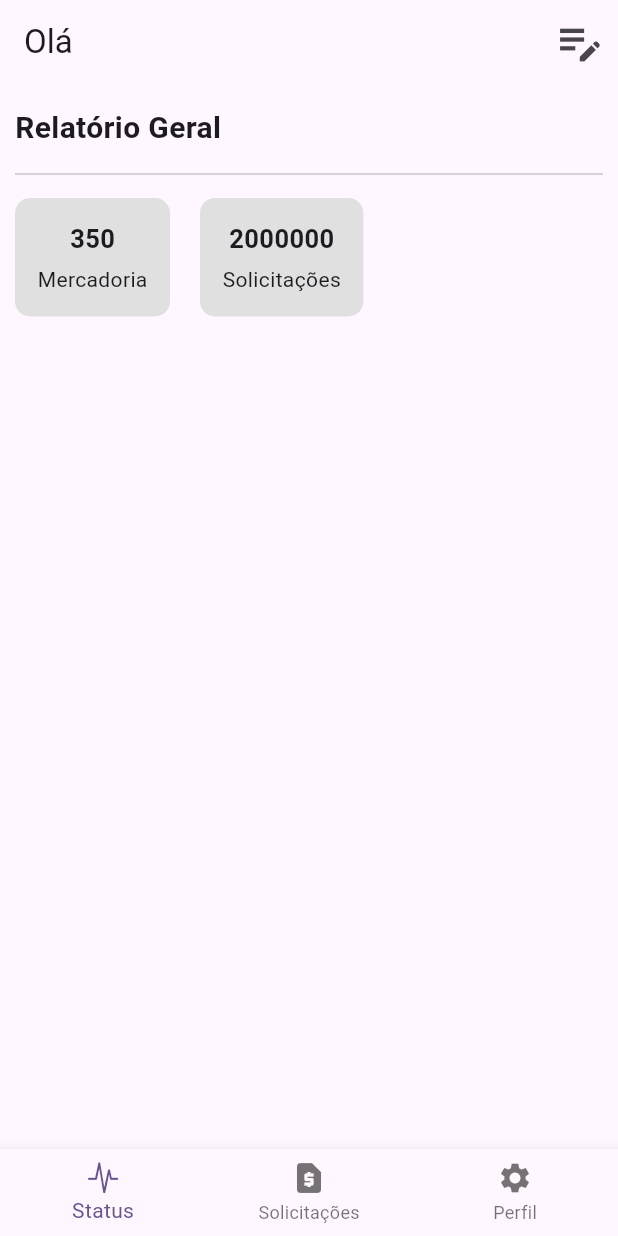
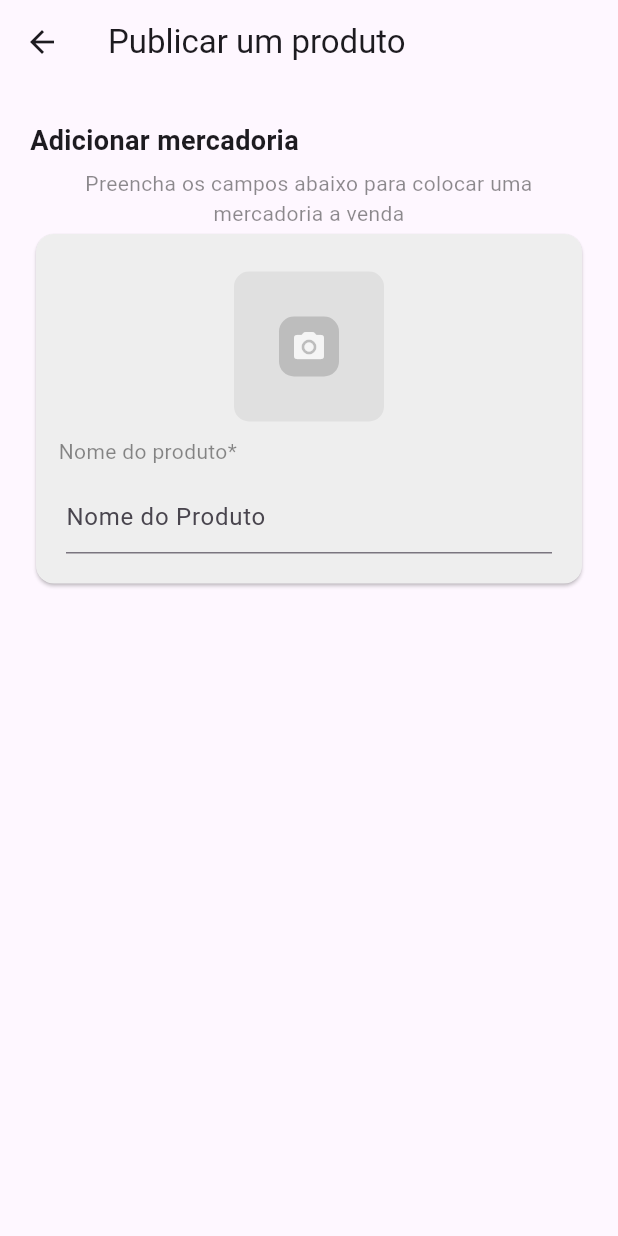
Before and after one commit to Dodo-victor/marcenaria-acg-admin, a Flutter app: the screen it shows once a user with an empty profile is signed in, after a tap on the "edit note" icon, on a phone screen of 412 x 824 dp. Run offline on Flutter 3.47's test engine with Material 2 defaults, Android fonts, the light colour scheme and no system bars; our stand-ins replace cloud_firestore, firebase_auth, firebase_core, flutter_riverpod, google_sign_in; accounts and stored records are empty.

Commit message:
Pub Merchandise

```diff
--- /dev/null
+++ b/lib/screens/Admin/add_merchandise_screen.dart
@@ -0,0 +1,102 @@
+import 'package:acg_admin/utilis/show_select_image_options.dart';
+import 'package:acg_admin/widgets/custom_input.dart';
+import 'package:flutter/material.dart';
+
+class AddMerchandiseScreen extends StatefulWidget {
+  const AddMerchandiseScreen({Key? key}) : super(key: key);
+
+  @override
+  State<AddMerchandiseScreen> createState() => _AddMerchandiseScreenState();
+}
+
+class _AddMerchandiseScreenState extends State<AddMerchandiseScreen> {
+  @override
+  Widget build(BuildContext context) {
+    return  Scaffold(
+      appBar: AppBar(title: const Text("Publicar um produto") ,),
+      body:  Padding(
+        padding: const EdgeInsets.all(20.0),
+        child: Column(
+          crossAxisAlignment: CrossAxisAlignment.start,
+          children: [
+            const SizedBox(height: 5,),
+            const Text(
+              "Adicionar mercadoria",
+              style: TextStyle(
+                fontSize: 18,
+                fontWeight: FontWeight.bold,
+              ),
+            ),
+            const SizedBox(
+              height: 5,
+            ),
+            const Text(
+              "Preencha os campos abaixo para colocar uma mercadoria a venda",
+              style: TextStyle(color: Colors.black45,
+
+              ),
+              textAlign: TextAlign.center,
+            ),
+            Card(
+              color: Colors.grey.shade200,
+              child:  Padding(
+                padding: EdgeInsets.all(15.0),
+                child: Column(
+                 // crossAxisAlignment: CrossAxisAlignment.start,
+                  children: [
+                    const SizedBox(height: 10,),
+                    Container(
+
+                      height: 100,
+                      width: 100,
+                      alignment: Alignment.center,
+                      decoration: BoxDecoration(
+                        color: Colors.grey.shade300,
+                        borderRadius: BorderRadius.circular(10),
+                      ),
+                      child: InkWell(
+                        onTap: (){
+                          showSelectImageOption(context: context);
+
+                        },
+                        child: Container(
+                          height: 40,
+                          width: 40,
+                          alignment: Alignment.center,
+                          padding: const EdgeInsets.all(5),
+                          decoration: BoxDecoration(
+                            borderRadius: BorderRadius.circular(10),
+                            color: Colors.grey.shade400,
+
+                          ),
+                          child:  Icon(Icons.camera_alt_rounded, color: Colors.grey.shade100,),
+                        ),
+                      ),
+                    ),
+                   const SizedBox(height: 10,),
+
+                    Container(
+                      alignment: Alignment.centerLeft,
+                      child: const Column(
+                        crossAxisAlignment: CrossAxisAlignment.start,
+
+
+
+                        children: [
+                          Text("Nome do produto*", style: TextStyle(color: Colors.black45),),
+                          SizedBox(height: 5,),
+                          CustomInput(title: "Nome do Produto"),
+                        ],
+                      ),
+                    )
+
+                  ],
+                ),
+              ),
+            )
+          ],
+        ),
+      ),
+    );
+  }
+}
--- a/lib/screens/Admin/bottomBar.dart
+++ b/lib/screens/Admin/bottomBar.dart
@@ -40,7 +40,7 @@ class _BottomBarState extends State<BottomBar> {
         BottomNavigationBarItem(
           label: "Solicitações",
           icon: Icon(
-            Icons.request_page,
+            Icons.shopping_cart_checkout,
 
 
           ),
--- a/lib/screens/Admin/home_screen.dart
+++ b/lib/screens/Admin/home_screen.dart
@@ -1,3 +1,4 @@
+import 'package:acg_admin/screens/Admin/add_merchandise_screen.dart';
 import 'package:firebase_auth/firebase_auth.dart';
 import 'package:flutter/material.dart';
 
@@ -18,7 +19,13 @@ class _HomeScreenState extends State<HomeScreen> {
           ),
           actions: [
             IconButton(
-              onPressed: () {},
+              onPressed: () {
+                Navigator.of(context).push(
+                  MaterialPageRoute(
+                    builder: (context) => const AddMerchandiseScreen(),
+                  ),
+                );
+              },
               icon: const Icon(
                 Icons.edit_note,
                 size: 35,
@@ -44,6 +51,7 @@ class _HomeScreenState extends State<HomeScreen> {
                 height: 8,
               ),
               Row(
+                mainAxisAlignment: MainAxisAlignment.center,
                 children: [
                   Container(
                     padding: const EdgeInsets.all(15),
@@ -96,6 +104,33 @@ class _HomeScreenState extends State<HomeScreen> {
                       ],
                     ),
                   ),
+                  const SizedBox(
+                    width: 20,
+                  ),
+                  Container(
+                    padding: const EdgeInsets.all(15),
+                    decoration: BoxDecoration(
+                      borderRadius: BorderRadius.circular(10),
+                      color: Colors.grey.shade300,
+                      //border: Border(right: BorderSide(color: Colors.grey),),
+                    ),
+                    child: const Column(
+                      children: [
+                        Text(
+                          "251",
+                          style: TextStyle(
+                              fontSize: 17, fontWeight: FontWeight.bold),
+                        ),
+                        SizedBox(
+                          height: 5,
+                        ),
+                        Text(
+                          "Produto Vendidos",
+                          textAlign: TextAlign.center,
+                        )
+                      ],
+                    ),
+                  ),
                 ],
               )
             ],
--- /dev/null
+++ b/lib/widgets/custom_input.dart
@@ -0,0 +1,30 @@
+import 'package:acg_admin/utilis/colors.dart';
+import 'package:flutter/material.dart';
+
+class CustomInput extends StatelessWidget {
+  final TextEditingController? controller;
+  final String title;
+
+  const CustomInput({Key? key, this.controller, required this.title})
+      : super(key: key);
+
+  @override
+  Widget build(BuildContext context) {
+    return Container(
+      padding: const EdgeInsets.all(5),
+      decoration: BoxDecoration(
+        color: ColorsApp.googleSignInColor
+      ),
+      child: TextFormField(
+        controller: controller,
+
+        decoration: InputDecoration(
+          hintText: title,
+
+
+
+        ),
+      ),
+    );
+  }
+}
```
Also changed, not shown: lib/utilis/show_select_image_options.dart (added, +90 -0 lines).
